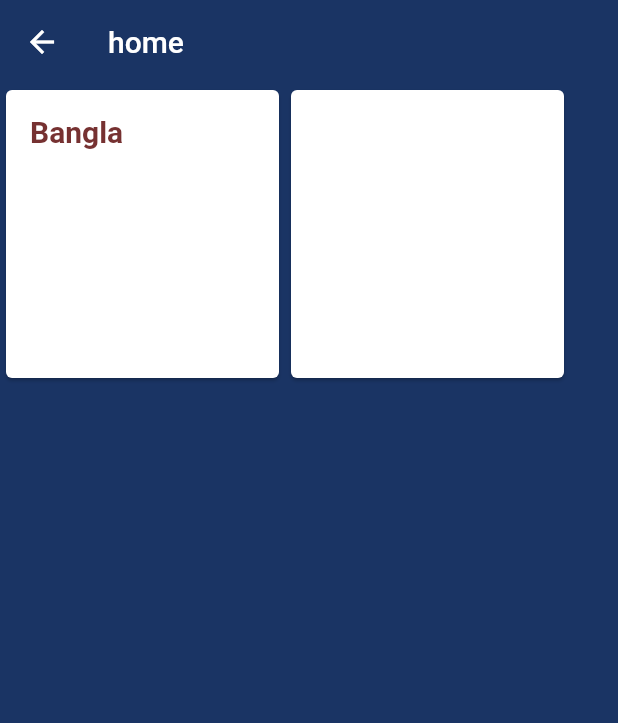
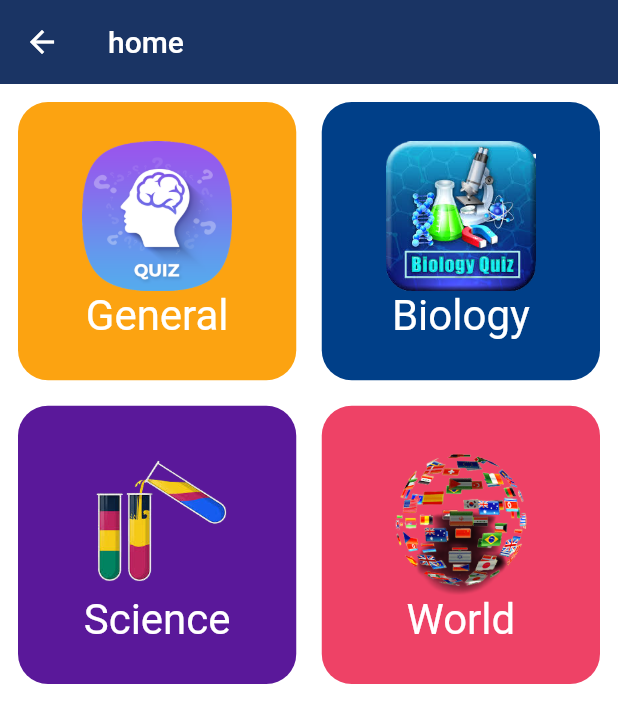
Before and after one commit to ISRAFIL-HOSSAIN/Flutter_quiz_apps, a Flutter app: the HomeScreen screen opened by its route, on a phone screen of 412 x 824 dp. Shown: the top 723 px of the screen. Run offline on Flutter 3.47's test engine with Material 2 defaults, Android fonts, the phone set to English and light mode, and no system bars; our stand-ins replace google_fonts.

Commit message:
Card Update

```diff
--- a/lib/models/constant.dart
+++ b/lib/models/constant.dart
@@ -4,3 +4,7 @@ const Color correct = Color(0xFF32AB58);
 const Color incorrect = Color.fromARGB(255, 239, 63, 4);
 const Color neutral = Color.fromARGB(255, 218, 245, 227);
 const Color background = Color(0xFF1A3464);
+const Color card1 = Color(0xFFfca311);
+const Color card2 = Color(0xFF003f88);
+const Color card3 = Color(0xFF5a189a);
+const Color card4 = Color(0xFFee4266);
--- a/lib/screen/home/HomeScreen.dart
+++ b/lib/screen/home/HomeScreen.dart
@@ -10,60 +10,171 @@ class HomeScreen extends StatelessWidget {
     var sizeW = MediaQuery.of(context).size.height / 3;
     return SafeArea(
       child: Scaffold(
-        backgroundColor: background,
+        backgroundColor: Colors.white,
         appBar: AppBar(
           title: const Text('home'),
           backgroundColor: background,
           shadowColor: Colors.transparent,
         ),
         body: Container(
-          child: Row(
-            children: [
-              Column(
-                crossAxisAlignment: CrossAxisAlignment.center,
-                children: [
-                  Container(
-                    height: 200,
-                    width: 190,
-                    child: Card(
-                      child: ListTile(
-                          title: Text(
-                        'Bangla',
-                        style: TextStyle(
-                          fontSize: 20,
-                          fontWeight: FontWeight.w600,
-                          color: Color.fromARGB(255, 118, 49, 49),
+          child: Padding(
+            padding: EdgeInsets.all(12.0),
+            child: GridView(
+              gridDelegate: const SliverGridDelegateWithFixedCrossAxisCount(
+                crossAxisCount: 2,
+                mainAxisSpacing: 17,
+                crossAxisSpacing: 17,
+              ),
+              children: [
+                InkWell(
+                  onTap: () {
+                    Navigator.pushNamed(context, 'home_screen');
+                  },
+                  child: Container(
+                    decoration: BoxDecoration(
+                      borderRadius: BorderRadius.circular(20),
+                      color: card1,
+                    ),
+                    child: Column(
+                      mainAxisAlignment: MainAxisAlignment.center,
+                      children: [
+                        SizedBox(
+                          height: 100,
+                          width: 100,
+                          child: Image.asset(
+                            'assets/images/generalpng.png',
+                            fit: BoxFit.cover,
+                          ),
                         ),
-                      )),
+                        // Icon(
+                        //   Icons.home,
+                        //   size: 50,
+                        //   color: Colors.white60,
+                        // ),
+                        const Text(
+                          'General',
+                          style: TextStyle(
+                            color: Colors.white,
+                            fontSize: 28,
+                          ),
+                        )
+                      ],
                     ),
                   ),
-                ],
-              ),
-              SizedBox(
-                width: 0,
-              ),
-              Column(
-                crossAxisAlignment: CrossAxisAlignment.start,
-                children: [
-                  Container(
-                    height: 200,
-                    width: 190,
-                    child: Card(
-                      child: ListTile(
-                          title: Text(
-                        'Bangla',
-                        style: TextStyle(
-                          fontSize: 20,
-                          fontWeight: FontWeight.w600,
-                          color: Colors.white,
+                ),
+                InkWell(
+                  onTap: () {
+                    Navigator.pushNamed(context, 'home_screen');
+                  },
+                  child: Container(
+                    decoration: BoxDecoration(
+                      borderRadius: BorderRadius.circular(20),
+                      color: card2,
+                    ),
+                    child: Column(
+                      mainAxisAlignment: MainAxisAlignment.center,
+                      children: [
+                        SizedBox(
+                          height: 100,
+                          width: 100,
+                          child: Image.asset(
+                            'assets/images/biology.png',
+                            fit: BoxFit.cover,
+                          ),
                         ),
-                      )),
+                        // Icon(
+                        //   Icons.home,
+                        //   size: 50,
+                        //   color: Colors.white60,
+                        // ),
+                        const Text(
+                          'Biology',
+                          style: TextStyle(
+                            color: Colors.white,
+                            fontSize: 28,
+                          ),
+                        )
+                      ],
                     ),
                   ),
-                ],
-              ),
-            ],
+                ),
+                InkWell(
+                  onTap: () {
+                    Navigator.pushNamed(context, 'home_screen');
+                  },
+                  child: Container(
+                    decoration: BoxDecoration(
+                      borderRadius: BorderRadius.circular(20),
+                      color: card3,
+                    ),
+                    child: Column(
+                      mainAxisAlignment: MainAxisAlignment.center,
+                      children: [
+                        SizedBox(
+                          height: 100,
+                          width: 100,
+                          child: Image.asset(
+                            'assets/images/science.png',
+                            fit: BoxFit.cover,
+                          ),
+                        ),
+                        // Icon(
+                        //   Icons.home,
+                        //   size: 50,
+                        //   color: Colors.white60,
+                        // ),
+                        const Text(
+                          'Science',
+                          style: TextStyle(
+                            color: Colors.white,
+                            fontSize: 28,
+                          ),
+                        )
+                      ],
+                    ),
+                  ),
+                ),
+                InkWell(
+                  onTap: () {
+                    Navigator.pushNamed(context, 'home_screen');
+                  },
+                  child: Container(
+                    decoration: BoxDecoration(
+                      borderRadius: BorderRadius.circular(20),
+                      color: card4,
+                    ),
+                    child: Column(
+                      mainAxisAlignment: MainAxisAlignment.center,
+                      children: [
+                        SizedBox(
+                          height: 100,
+                          width: 100,
+                          child: Image.asset(
+                            'assets/images/world.png',
+                            fit: BoxFit.cover,
+                          ),
+                        ),
+                        // Icon(
+                        //   Icons.home,
+                        //   size: 50,
+                        //   color: Colors.white60,
+                        // ),
+                        const Text(
+                          'World',
+                          style: TextStyle(
+                            color: Colors.white,
+                            fontSize: 28,
+                          ),
+                        )
+                      ],
+                    ),
+                  ),
+                ),
+              ],
+            ),
+
           ),
+
 
         ),
       ),
--- a/lib/screen/home/homepage.dart
+++ b/lib/screen/home/homepage.dart
@@ -1,7 +1,4 @@
 import 'package:flutter/material.dart';
-import 'HomeScreen.dart';
-import '../profile/profilepage.dart';
-import '../setting/settingpage.dart';
 import '../page.dart';
 
 class HomePage extends StatefulWidget {
```
Also changed, not shown: assets/images/biology.png (added), assets/images/generalpng.png (added), assets/images/images.jpg (added), assets/images/science.png (added), assets/images/world.png (added).
